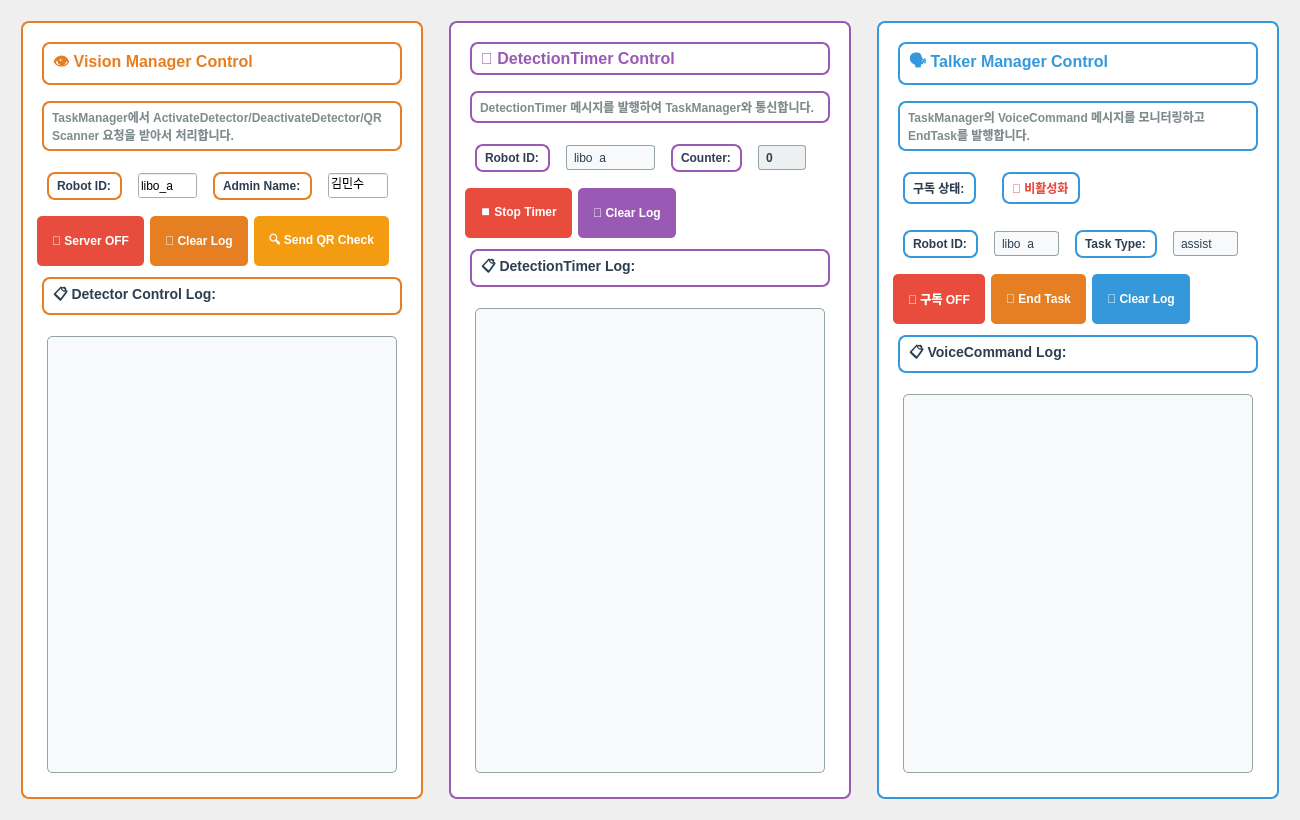
Old version of the form ros_ws/src/admin/ui/ai_server_control_tab.ui in the repository addinedu-ros-9th/ros-repo-1.
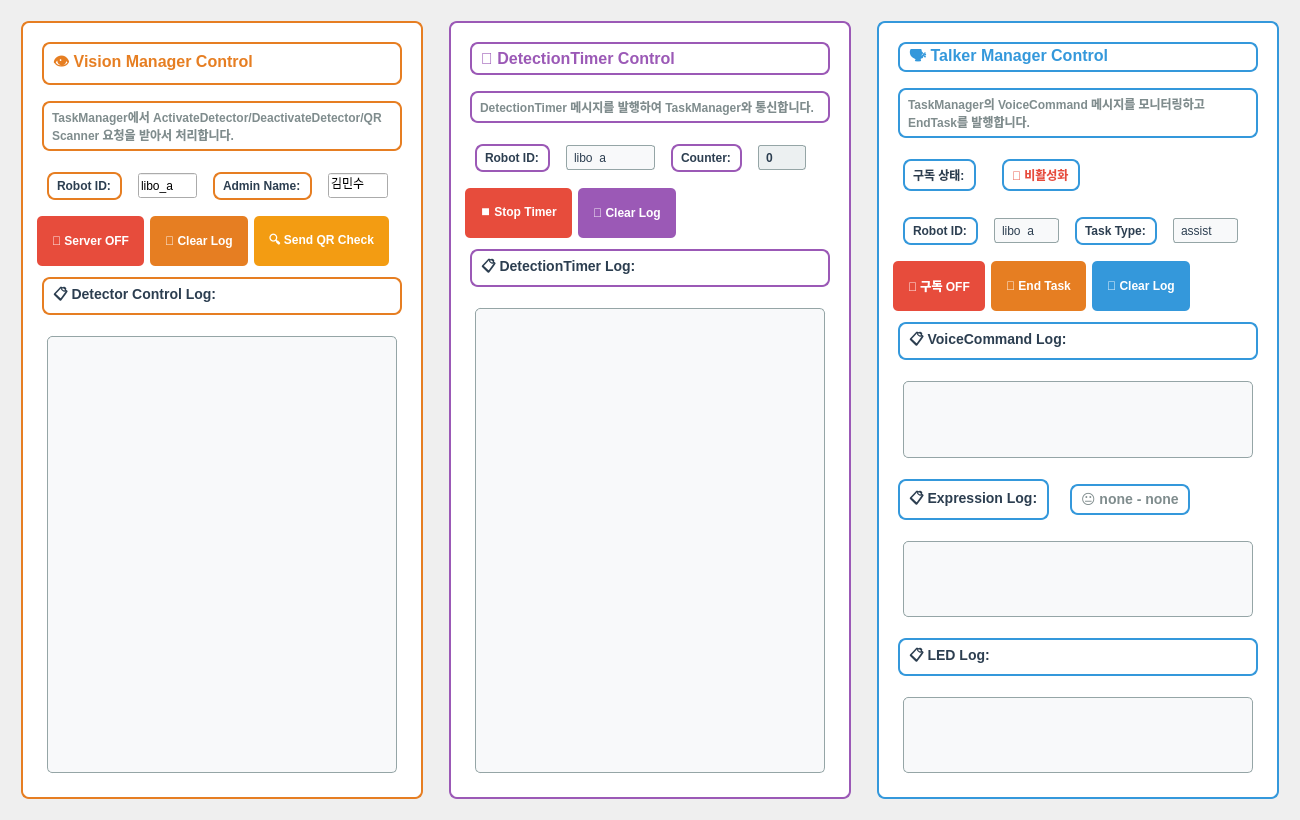
New version of the form.

Commit message: [admin] admin_gui now can see robot's facial expression and LED color real time. TESTED

The edit to the form file:
```diff
--- a/ros_ws/src/admin/ui/ai_server_control_tab.ui
+++ b/ros_ws/src/admin/ui/ai_server_control_tab.ui
@@ -666,6 +666,67 @@
         </property>
        </widget>
       </item>
+      <item>
+       <layout class="QHBoxLayout" name="expression_log_header_layout">
+        <item>
+         <widget class="QLabel" name="expression_log_text_label">
+          <property name="styleSheet">
+           <string>font-size: 14px; font-weight: bold; color: #2c3e50; margin: 5px;</string>
+          </property>
+          <property name="text">
+           <string>📋 Expression Log:</string>
+          </property>
+         </widget>
+        </item>
+        <item>
+         <widget class="QLabel" name="expression_display">
+          <property name="styleSheet">
+           <string>font-weight: bold; color: #7f8c8d; font-size: 14px;</string>
+          </property>
+          <property name="text">
+           <string>😐 none - none</string>
+          </property>
+         </widget>
+        </item>
+        <item>
+         <spacer name="horizontalSpacer8">
+          <property name="orientation">
+           <enum>Qt::Horizontal</enum>
+          </property>
+          <property name="sizeHint" stdset="0">
+           <size>
+            <width>40</width>
+            <height>20</height>
+           </size>
+          </property>
+         </spacer>
+        </item>
+       </layout>
+      </item>
+      <item>
+       <widget class="QTextEdit" name="expression_log_text">
+        <property name="styleSheet">
+         <string>background-color: #f8f9fa; color: #2c3e50; font-size: 10px; border: 1px solid #95a5a6; border-radius: 5px;</string>
+        </property>
+       </widget>
+      </item>
+      <item>
+       <widget class="QLabel" name="led_log_title_label">
+        <property name="styleSheet">
+         <string>font-size: 14px; font-weight: bold; color: #2c3e50; margin: 5px;</string>
+        </property>
+        <property name="text">
+         <string>📋 LED Log:</string>
+        </property>
+       </widget>
+      </item>
+      <item>
+       <widget class="QTextEdit" name="led_log_text">
+        <property name="styleSheet">
+         <string>background-color: #f8f9fa; color: #2c3e50; font-size: 10px; border: 1px solid #95a5a6; border-radius: 5px;</string>
+        </property>
+       </widget>
+      </item>
      </layout>
     </widget>
    </item>
```
The commit also changes 1 other file.
